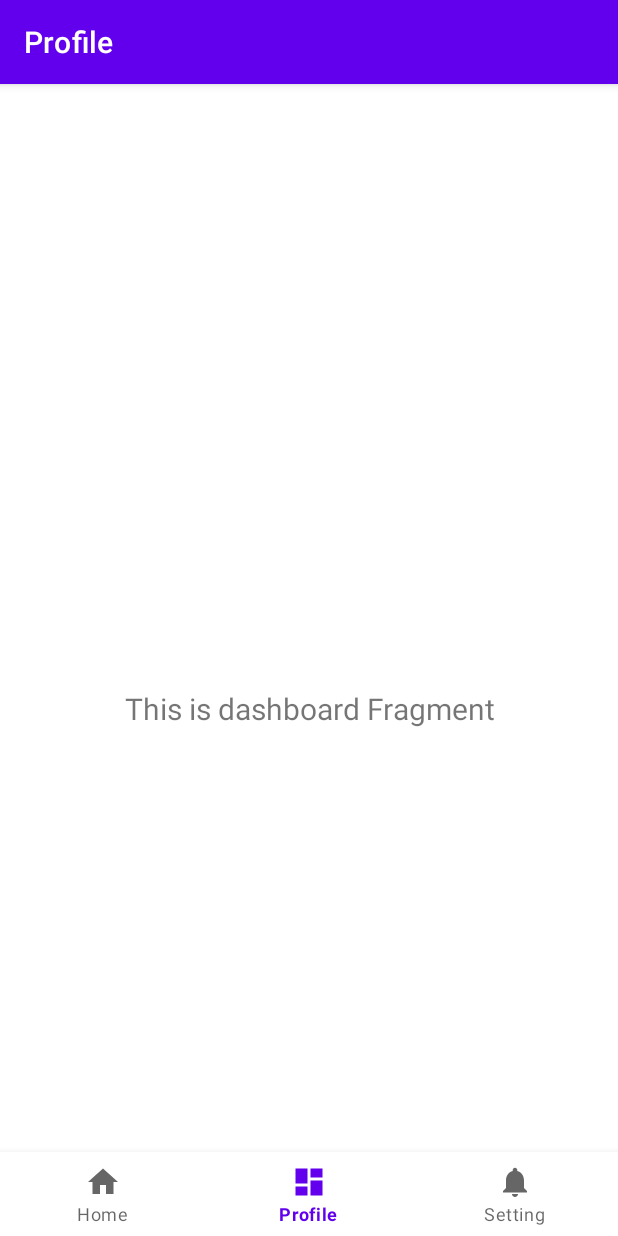
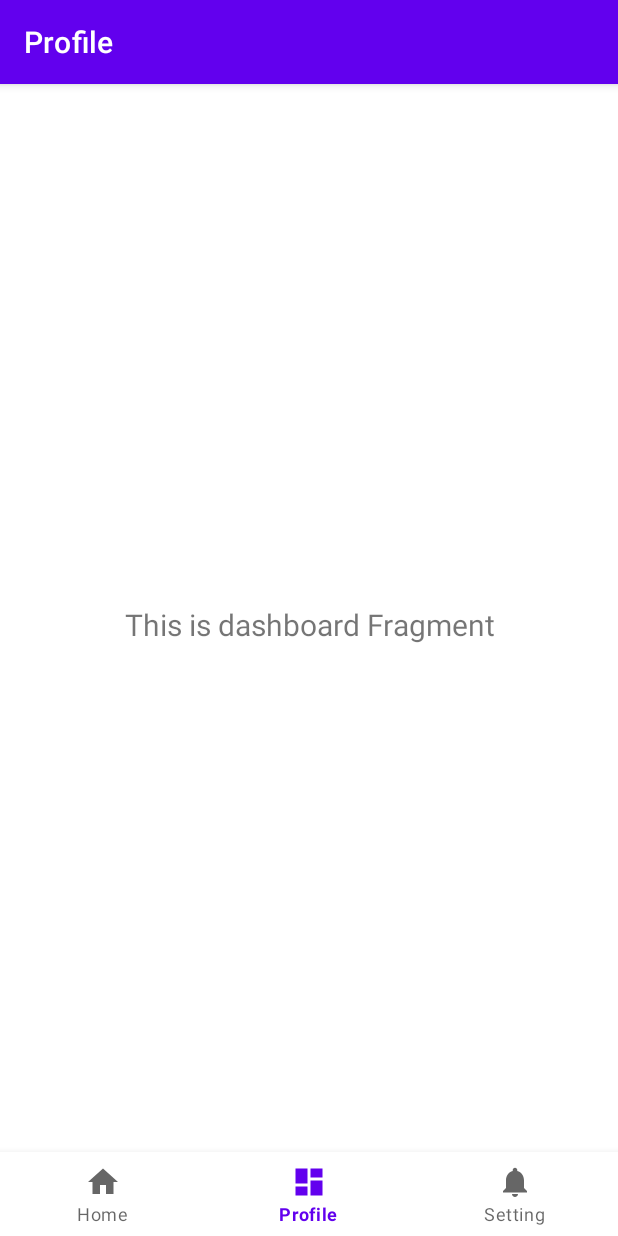
Before and after one commit to SystemEngineeringTeam/geekcamp-2022-vol3, an Android app: the screen it shows after launch (MainActivity), item 2 of the bottom bar chosen, on a phone screen of 412 x 824 dp. Run offline under Robolectric (Android 15) with nearby library versions, the phone set to English and light mode, and no system bars; our stand-ins replace navigation-ui.

Commit message:
update: activity_main.xml android:paddingTop="?attr/actionBarSize" の消去
上の部分が表示されなかったため、フルで表示できるように変更

```diff
--- a/Client/app/src/main/res/layout/activity_main.xml
+++ b/Client/app/src/main/res/layout/activity_main.xml
@@ -1,10 +1,10 @@
 <?xml version="1.0" encoding="utf-8"?>
 <androidx.constraintlayout.widget.ConstraintLayout xmlns:android="http://schemas.android.com/apk/res/android"
     xmlns:app="http://schemas.android.com/apk/res-auto"
+    xmlns:tools="http://schemas.android.com/tools"
     android:id="@+id/container"
     android:layout_width="match_parent"
-    android:layout_height="match_parent"
-    android:paddingTop="?attr/actionBarSize">
+    android:layout_height="match_parent">
 
     <com.google.android.material.bottomnavigation.BottomNavigationView
         android:id="@+id/nav_view"
@@ -22,9 +22,9 @@
         android:id="@+id/nav_host_fragment_activity_main"
         android:name="androidx.navigation.fragment.NavHostFragment"
         android:layout_width="match_parent"
-        android:layout_height="match_parent"
+        android:layout_height="0dp"
         app:defaultNavHost="true"
-        app:layout_constraintBottom_toTopOf="@id/nav_view"
+        app:layout_constraintBottom_toTopOf="@+id/nav_view"
         app:layout_constraintLeft_toLeftOf="parent"
         app:layout_constraintRight_toRightOf="parent"
         app:layout_constraintTop_toTopOf="parent"
```
